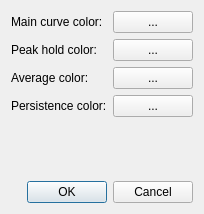
The window that qspectrumanalyzer/qspectrumanalyzer_colors.ui (xmikos/qspectrumanalyzer) describes before a commit, drawn with Qt 5.
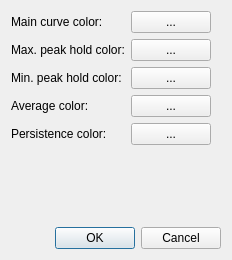
The same window after the commit. Custom widgets are drawn as their Qt base class.

Commit message: Min. / Max. peak hold; recalculate curves from history; separate data backend; refactoring

```diff
--- a/qspectrumanalyzer/qspectrumanalyzer_colors.ui
+++ b/qspectrumanalyzer/qspectrumanalyzer_colors.ui
@@ -6,8 +6,8 @@
    <rect>
     <x>0</x>
     <y>0</y>
-    <width>202</width>
-    <height>214</height>
+    <width>232</width>
+    <height>260</height>
    </rect>
   </property>
   <property name="windowTitle">
@@ -42,7 +42,7 @@
      <item row="1" column="0">
       <widget class="QLabel" name="label_4">
        <property name="text">
-        <string>Peak hold color:</string>
+        <string>Max. peak hold color:</string>
        </property>
        <property name="buddy">
         <cstring>peakHoldColorButton</cstring>
@@ -63,6 +63,29 @@
       </widget>
      </item>
      <item row="2" column="0">
+      <widget class="QLabel" name="label_6">
+       <property name="text">
+        <string>Min. peak hold color:</string>
+       </property>
+       <property name="buddy">
+        <cstring>peakHoldMinColorButton</cstring>
+       </property>
+      </widget>
+     </item>
+     <item row="2" column="1">
+      <widget class="ColorButton" name="peakHoldMinColorButton">
+       <property name="sizePolicy">
+        <sizepolicy hsizetype="Fixed" vsizetype="Fixed">
+         <horstretch>0</horstretch>
+         <verstretch>0</verstretch>
+        </sizepolicy>
+       </property>
+       <property name="text">
+        <string>...</string>
+       </property>
+      </widget>
+     </item>
+     <item row="3" column="0">
       <widget class="QLabel" name="label_5">
        <property name="text">
         <string>Average color:</string>
@@ -72,7 +95,7 @@
        </property>
       </widget>
      </item>
-     <item row="2" column="1">
+     <item row="3" column="1">
       <widget class="ColorButton" name="averageColorButton">
        <property name="sizePolicy">
         <sizepolicy hsizetype="Fixed" vsizetype="Fixed">
@@ -85,7 +108,7 @@
        </property>
       </widget>
      </item>
-     <item row="3" column="0">
+     <item row="4" column="0">
       <widget class="QLabel" name="label_3">
        <property name="text">
         <string>Persistence color:</string>
@@ -95,7 +118,7 @@
        </property>
       </widget>
      </item>
-     <item row="3" column="1">
+     <item row="4" column="1">
       <widget class="ColorButton" name="persistenceColorButton">
        <property name="sizePolicy">
         <sizepolicy hsizetype="Fixed" vsizetype="Fixed">
```
Left out of the diff: 7 changed lines with no effect on the pictures. The commit also changes 8 other files.
